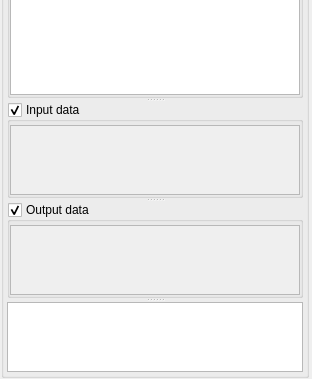
violethaze74/ugene, file src/plugins/workflow_designer/src/WorkflowEditorWidget.ui: the form before one commit; both pictures show x 0 to 312 and y 181 to 560 of the 312 by 560 pixel window.
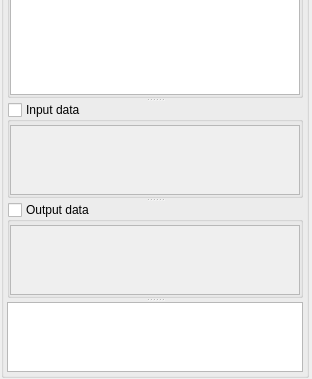
The form after the commit. Icons and pictures are not drawn. Custom widgets are drawn as their Qt base class.

What changed in the file:
```diff
--- a/src/plugins/workflow_designer/src/WorkflowEditorWidget.ui
+++ b/src/plugins/workflow_designer/src/WorkflowEditorWidget.ui
@@ -291,7 +291,7 @@
           <bool>true</bool>
          </property>
          <property name="checked">
-          <bool>true</bool>
+          <bool>false</bool>
          </property>
          <layout class="QVBoxLayout" name="inputLayout">
           <property name="spacing">
@@ -348,7 +348,7 @@
           <bool>true</bool>
          </property>
          <property name="checked">
-          <bool>true</bool>
+          <bool>false</bool>
          </property>
          <layout class="QVBoxLayout" name="outputLayout">
           <property name="spacing">
```
